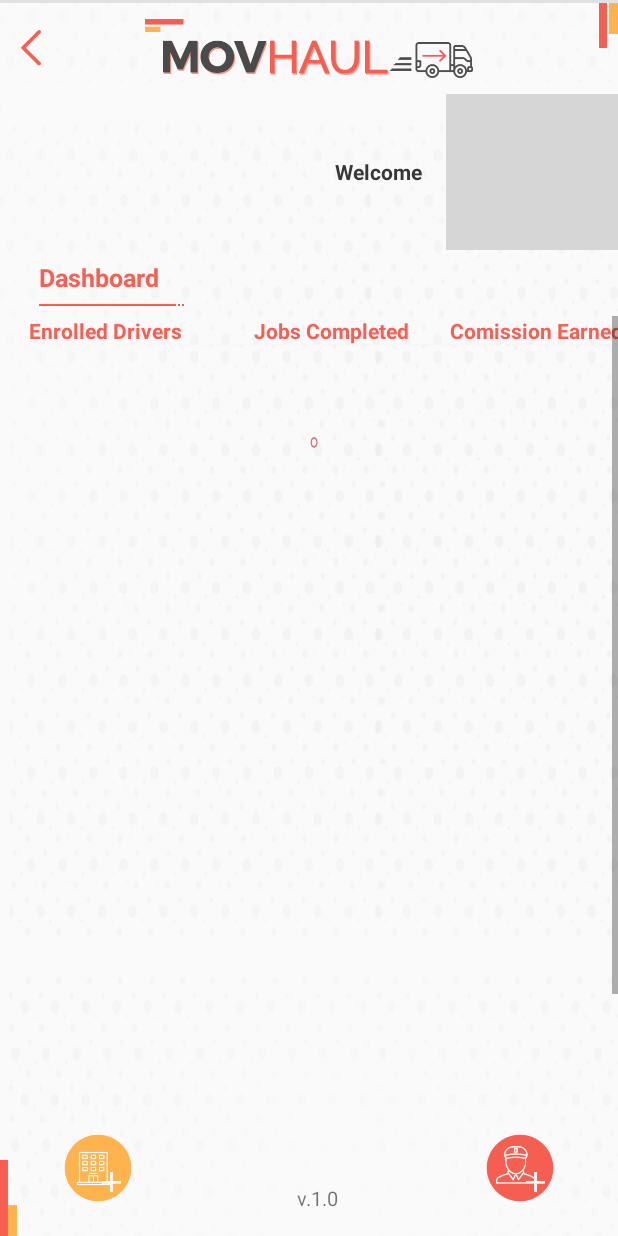
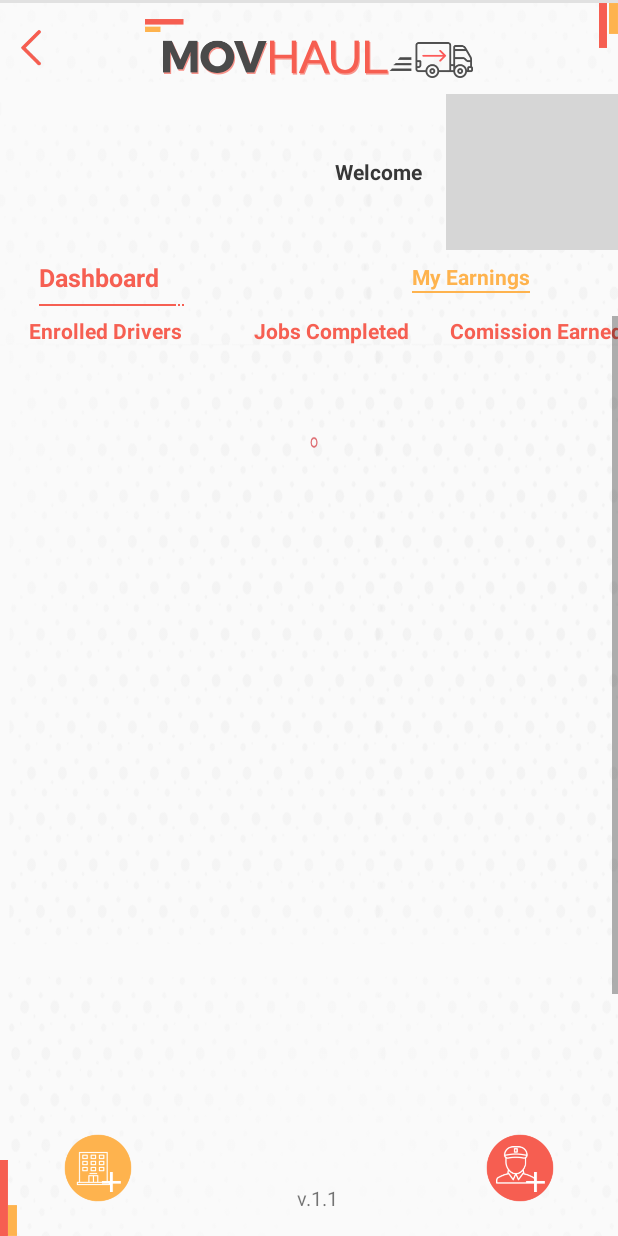
Before and after one commit to SQGit/movhaul_agent, an Android app: the Dashboard screen opened directly, with no data from a screen before it, on a phone screen of 412 x 824 dp. Run offline under Robolectric (Android 15) with nearby library versions, the phone set to English and light mode, and no system bars; our stand-ins replace sdp/ssp sizes; libraries missing offline, so code that uses them is left out: com.sloop.fonts; Roboto replaces fonts that are not available here; 2 statements that could not run were skipped; grey boxes are pictures that could not be loaded.

Commit message:
agent updated playstore

```diff
--- a/app/build.gradle
+++ b/app/build.gradle
@@ -16,8 +16,8 @@ android {
         applicationId "com.movhaul.agent"
         minSdkVersion 16
         targetSdkVersion 25
-        versionCode 1
-        versionName "1.0"
+        versionCode 2
+        versionName "1.1"
         testInstrumentationRunner "android.support.test.runner.AndroidJUnitRunner"
         signingConfig signingConfigs.config
     }
--- a/app/src/main/AndroidManifest.xml
+++ b/app/src/main/AndroidManifest.xml
@@ -19,7 +19,7 @@
         android:supportsRtl="true"
         tools:replace="android:icon"
         android:theme="@style/AppTheme">
-        <activity android:name="com.movhaul.agent.Class.LoginRegister" android:windowSoftInputMode="stateHidden">
+        <activity android:name="com.movhaul.agent.activity.LoginRegister" android:windowSoftInputMode="stateHidden">
             <intent-filter>
                 <action android:name="android.intent.action.MAIN" />
 
@@ -27,9 +27,9 @@
             </intent-filter>
         </activity>
 
-        <activity android:name="com.movhaul.agent.Class.Dashboard" android:windowSoftInputMode="stateAlwaysHidden|adjustPan" />
+        <activity android:name="com.movhaul.agent.activity.Dashboard" android:windowSoftInputMode="stateAlwaysHidden|adjustPan" />
 
-        <activity android:name="com.movhaul.agent.Class.LoginOtpActivity"/>
+        <activity android:name="com.movhaul.agent.activity.LoginOtpActivity"/>
 
         <activity
             android:name="com.gun0912.tedpicker.ImagePickerActivity"
--- a/app/src/main/java/com/movhaul/agent/Fragment/LoginFragment.java
+++ b/app/src/main/java/com/movhaul/agent/Fragment/LoginFragment.java
@@ -30,7 +30,7 @@ import android.widget.TextView;
 import com.hbb20.CountryCodePicker;
 import com.sloop.fonts.FontsManager;
 
-import com.movhaul.agent.Class.LoginOtpActivity;
+import com.movhaul.agent.activity.LoginOtpActivity;
 import com.movhaul.agent.Model.Config_Utils;
 import com.movhaul.agent.R;
 
--- a/app/src/main/java/com/movhaul/agent/Class/Dashboard.java
+++ b/app/src/main/java/com/movhaul/agent/activity/Dashboard.java
@@ -1,4 +1,4 @@
-package com.movhaul.agent.Class;
+package com.movhaul.agent.activity;
 
 import android.annotation.SuppressLint;
 import android.app.AlertDialog;
@@ -53,6 +53,7 @@ import com.movhaul.agent.adapter.driver_listdatas;
 import org.json.JSONArray;
 import org.json.JSONException;
 import org.json.JSONObject;
+import org.w3c.dom.Text;
 
 import java.util.ArrayList;
 import java.util.HashMap;
@@ -99,6 +100,9 @@ public class Dashboard extends AppCompatActivity {
     private ViewPager viewPager;
     private int[] layouts;
     ImageView iv_options;
+    LinearLayout lt_earnings;
+    Dialog dialog_earnings;
+    int tot_drvs=0;
 
     @SuppressLint("WrongViewCast")
     @Override
@@ -123,6 +127,7 @@ public class Dashboard extends AppCompatActivity {
         tv_header_name = (TextView) findViewById(R.id.textview_header_name);
         lv_driver_datas = (ListView) findViewById(R.id.listview);
         iv_options = (ImageView) findViewById(R.id.right_menu);
+        lt_earnings = (LinearLayout) findViewById(R.id.layout_earnings);
 
         if (sharedPreferences.getString("login", "").equals("success")) {
             lt_back.setVisibility(View.GONE);
@@ -140,8 +145,41 @@ public class Dashboard extends AppCompatActivity {
         tv_hint_txt.setVisibility(View.GONE);
         scr_drivers = (ScrollView) findViewById(R.id.scroll);
 
+        dialog_earnings = new Dialog(Dashboard.this);
+        dialog_earnings.requestWindowFeature(Window.FEATURE_NO_TITLE);
+        dialog_earnings.getWindow().setBackgroundDrawable(new ColorDrawable(android.graphics.Color.TRANSPARENT));
+        dialog_earnings.setCancelable(true);
+        dialog_earnings.setContentView(R.layout.dialog_earnings);
+
+        final TextView tv_tot_drv,tv_week_drv,tv_commission;
+        ImageView iv_close;
+
+        tv_tot_drv = (TextView) dialog_earnings.findViewById(R.id.total_driver);
+        tv_week_drv = (TextView) dialog_earnings.findViewById(R.id.week_driver);
+        tv_commission = (TextView) dialog_earnings.findViewById(R.id.driver_commission);
+        iv_close = (ImageView) dialog_earnings.findViewById(R.id.imageview);
+
+        tv_tot_drv.setTypeface(tf);
+        tv_week_drv.setTypeface(tf);
+        tv_commission.setTypeface(tf);
+
+        iv_close.setOnClickListener(new View.OnClickListener() {
+            @Override
+            public void onClick(View v) {
+                dialog_earnings.dismiss();
+            }
+        });
+
 
         tv_header_name.setText("Welcome " + str_name);
+
+        lt_earnings.setOnClickListener(new View.OnClickListener() {
+            @Override
+            public void onClick(View v) {
+                dialog_earnings.show();
+                tv_tot_drv.setText("Total Drivers is "+tot_drvs);
+            }
+        });
 
 
         snackbar = Snackbar.make(findViewById(R.id.top), "No NetWork", Snackbar.LENGTH_LONG);
@@ -375,6 +413,8 @@ public class Dashboard extends AppCompatActivity {
 
             }
         });
+
+        scr_drivers.fullScroll(View.FOCUS_UP);
     }
 
 
@@ -625,6 +665,7 @@ public class Dashboard extends AppCompatActivity {
 
                     if (jsr_driver.length() > 0) {
                         hash_datas = new HashMap<String, HashMap<String, String>>();
+                        tot_drvs = jsr_driver.length();
                         for (int i = 0; i < jsr_driver.length(); i++) {
                             String datas = jsr_driver.getString(i);
                             JSONObject subs = new JSONObject(datas);
--- a/app/src/main/java/com/movhaul/agent/Class/LoginOtpActivity.java
+++ b/app/src/main/java/com/movhaul/agent/activity/LoginOtpActivity.java
@@ -1,4 +1,4 @@
-package com.movhaul.agent.Class;
+package com.movhaul.agent.activity;
 
 import android.app.Activity;
 import android.app.ProgressDialog;
--- a/app/src/main/java/com/movhaul/agent/Class/LoginRegister.java
+++ b/app/src/main/java/com/movhaul/agent/activity/LoginRegister.java
@@ -1,4 +1,4 @@
-package com.movhaul.agent.Class;
+package com.movhaul.agent.activity;
 
 import android.content.Context;
 import android.content.Intent;
--- a/app/src/main/res/layout/dashboard.xml
+++ b/app/src/main/res/layout/dashboard.xml
@@ -33,8 +33,8 @@
         <LinearLayout
             android:layout_width="fill_parent"
             android:layout_height="wrap_content"
+            android:layout_marginBottom="@dimen/_5sdp"
             android:layout_marginLeft="@dimen/_20sdp"
-            android:layout_marginBottom="@dimen/_5sdp"
             android:orientation="vertical">
 
             <LinearLayout
@@ -47,14 +47,13 @@
                     android:id="@+id/textview_header_name"
                     android:layout_width="wrap_content"
                     android:layout_height="wrap_content"
+                    android:layout_gravity="center"
+                    android:layout_marginRight="@dimen/_10sdp"
+                    android:gravity="center"
                     android:text="Welcom Ron"
-                    android:gravity="center"
-                    android:layout_gravity="center"
                     android:textColor="@color/textColor"
-                    android:layout_marginRight="@dimen/_10sdp"
                     android:textSize="@dimen/_11sdp"
                     android:textStyle="bold" />
-
 
 
                 <ImageView
@@ -68,6 +67,17 @@
                     android:paddingTop="@dimen/_3sdp"
                     android:src="@drawable/right_nav_menu" />
             </LinearLayout>
+
+            <LinearLayout
+                android:layout_width="match_parent"
+                android:layout_height="wrap_content"
+                android:orientation="horizontal">
+
+                <LinearLayout
+                    android:layout_width="wrap_content"
+                    android:layout_height="wrap_content"
+                        android:layout_weight="1"
+                    android:orientation="vertical">
 
                     <LinearLayout
                         android:layout_width="wrap_content"
@@ -95,7 +105,40 @@
                             android:layout_width="match_parent"
                             android:layout_height="wrap_content"></include>
                     </LinearLayout>
+                </LinearLayout>
 
+                <LinearLayout
+                    android:layout_width="wrap_content"
+                    android:layout_height="wrap_content"
+                    android:layout_gravity="end|center_vertical"
+                    android:layout_marginRight="@dimen/_40sdp"
+                    android:gravity="end"
+                    android:id="@+id/layout_earnings"
+                    android:padding="@dimen/_5sdp"
+                    android:orientation="vertical">
+
+                    <TextView
+                        android:id="@+id/textview_header_earnings"
+                        android:layout_width="wrap_content"
+                        android:layout_height="wrap_content"
+                        android:layout_gravity="end"
+
+                        android:gravity="center"
+                        android:text="My Earnings"
+                        android:textColor="@color/gold"
+                        android:textSize="@dimen/_11sdp"
+                        android:textStyle="bold" />
+
+                    <View
+                        android:layout_width="match_parent"
+                        android:layout_height="1dp"
+                        android:background="@color/gold"/>
+
+
+
+                </LinearLayout>
+
+            </LinearLayout>
 
 
         </LinearLayout>
@@ -125,8 +168,8 @@
 
 
         <ScrollView
+            android:id="@+id/scroll"
             android:layout_width="match_parent"
-            android:id="@+id/scroll"
             android:layout_height="match_parent">
 
 
@@ -138,8 +181,8 @@
                     android:id="@+id/content"
                     android:layout_width="wrap_content"
                     android:layout_height="@dimen/_400sdp"
+                    android:layout_marginBottom="@dimen/_100sdp"
                     android:orientation="vertical"
-                    android:layout_marginBottom="@dimen/_100sdp"
                     android:paddingBottom="@dimen/_15sdp">
 
                     <LinearLayout
@@ -151,8 +194,8 @@
                             android:id="@+id/textview_hsear"
                             android:layout_width="@dimen/_120sdp"
                             android:layout_height="wrap_content"
+                            android:paddingLeft="@dimen/_15sdp"
                             android:text="Enrolled Drivers"
-                            android:paddingLeft="@dimen/_15sdp"
                             android:textColor="#F65F52"
                             android:textSize="@dimen/_11sdp"
                             android:textStyle="bold" />
@@ -162,8 +205,8 @@
                             android:id="@+id/textview_headesr"
                             android:layout_width="@dimen/_100sdp"
                             android:layout_height="wrap_content"
+                            android:gravity="center"
                             android:text="Jobs Completed"
-                            android:gravity="center"
                             android:textColor="#F65F52"
                             android:textSize="@dimen/_11sdp"
                             android:textStyle="bold" />
@@ -172,8 +215,8 @@
                             android:id="@+id/textview_headesrasf"
                             android:layout_width="@dimen/_110sdp"
                             android:layout_height="wrap_content"
+                            android:gravity="center"
                             android:text="Comission Earned"
-                            android:gravity="center"
                             android:textColor="#F65F52"
                             android:textSize="@dimen/_11sdp"
                             android:textStyle="bold" />
@@ -182,9 +225,9 @@
                             android:id="@+id/textviesw_headeraf"
                             android:layout_width="@dimen/_100sdp"
                             android:layout_height="wrap_content"
+                            android:gravity="center"
                             android:text="Payments"
                             android:textColor="#F65F52"
-                            android:gravity="center"
                             android:textSize="@dimen/_11sdp"
                             android:textStyle="bold" />
 
@@ -192,8 +235,8 @@
                             android:id="@+id/textviesw_headersafd"
                             android:layout_width="@dimen/_100sdp"
                             android:layout_height="wrap_content"
+                            android:gravity="center"
                             android:text="Trucking"
-                            android:gravity="center"
                             android:textColor="#F65F52"
                             android:textSize="@dimen/_11sdp"
                             android:textStyle="bold" />
@@ -202,8 +245,8 @@
                             android:id="@+id/textviessw_hesdfader"
                             android:layout_width="@dimen/_100sdp"
                             android:layout_height="wrap_content"
+                            android:gravity="center"
                             android:text="Bus Rental"
-                            android:gravity="center"
                             android:textColor="#F65F52"
                             android:textSize="@dimen/_11sdp"
                             android:textStyle="bold" />
@@ -212,8 +255,8 @@
                             android:id="@+id/textvisew_hesdfadesfr"
                             android:layout_width="@dimen/_110sdp"
                             android:layout_height="wrap_content"
+                            android:gravity="center"
                             android:text="Road Assistance"
-                            android:gravity="center"
                             android:textColor="#F65F52"
                             android:textSize="@dimen/_11sdp"
                             android:textStyle="bold" />
@@ -234,13 +277,13 @@
         </ScrollView>
 
         <TextView
+            android:id="@+id/hint_text"
             android:layout_width="match_parent"
             android:layout_height="match_parent"
             android:layout_gravity="center"
-            android:id="@+id/hint_text"
             android:gravity="center"
-            android:textSize="@dimen/_13sdp"
-            android:text="Welcome to MovHaul\n To show drivers activities you need to register company or drivers from below buttons."/>
+            android:text="Welcome to MovHaul\n To show drivers activities you need to register company or drivers from below buttons."
+            android:textSize="@dimen/_13sdp" />
 
 
     </FrameLayout>
@@ -286,13 +329,14 @@
 
 
             </LinearLayout>
+
             <TextView
                 android:layout_width="match_parent"
                 android:layout_height="wrap_content"
-                android:text="v.1.0"
-                android:textSize="@dimen/_10sdp"
+                android:layout_gravity="center"
                 android:gravity="center"
-                android:layout_gravity="center"/>
+                android:text="v.1.1"
+                android:textSize="@dimen/_10sdp" />
 
 
         </LinearLayout>
--- a/app/src/main/res/values/colors.xml
+++ b/app/src/main/res/values/colors.xml
@@ -12,4 +12,5 @@
     <color name="box_bg">#fdd4d1</color>
     <color name="rect_bg">#f2f2f2</color>
     <color name="dialog_text">#6a6a6a</color>
+    <color name="gold">#FEB34E</color>
 </resources>
```
Also changed, not shown: app/src/main/res/layout/dialog_earnings.xml (added, +69 -0 lines). Lines whose indentation alone changed are shown as unchanged.
